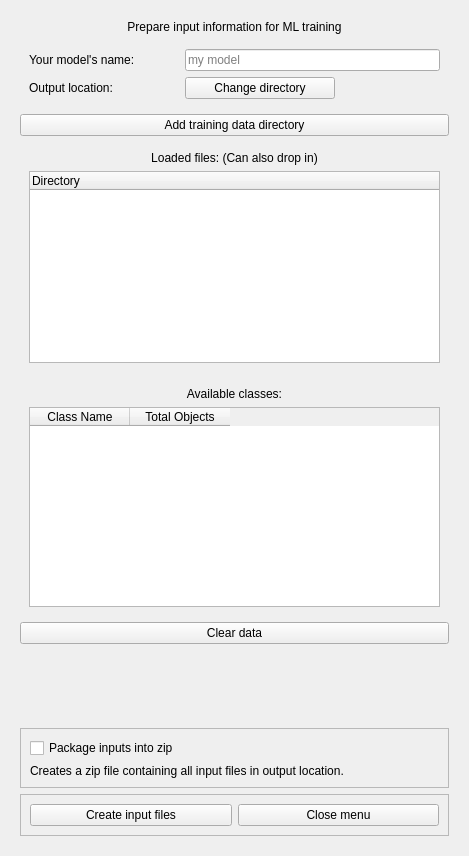
Qt form ui/popUps/setupML.ui (JWrightZuri/ScanBound) before a commit.
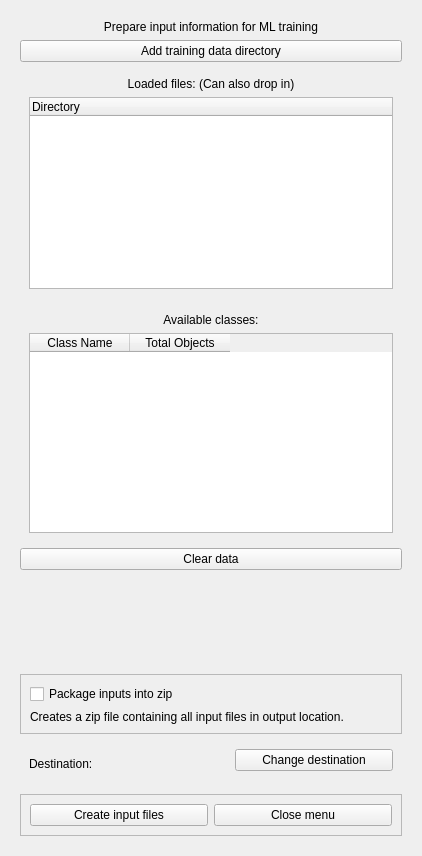
The same form after that commit.

What changed in the file:
```diff
--- a/ui/popUps/setupML.ui
+++ b/ui/popUps/setupML.ui
@@ -6,7 +6,7 @@
    <rect>
     <x>0</x>
     <y>0</y>
-    <width>469</width>
+    <width>422</width>
     <height>856</height>
    </rect>
   </property>
@@ -39,103 +39,6 @@
         </property>
        </widget>
       </item>
-      <item>
-       <widget class="QWidget" name="widget_6" native="true">
-        <property name="enabled">
-         <bool>true</bool>
-        </property>
-        <property name="minimumSize">
-         <size>
-          <width>0</width>
-          <height>65</height>
-         </size>
-        </property>
-        <property name="maximumSize">
-         <size>
-          <width>16777215</width>
-          <height>80</height>
-         </size>
-        </property>
-        <property name="layoutDirection">
-         <enum>Qt::LeftToRight</enum>
-        </property>
-        <layout class="QFormLayout" name="formLayout_3">
-         <property name="labelAlignment">
-          <set>Qt::AlignLeading|Qt::AlignLeft|Qt::AlignVCenter</set>
-         </property>
-         <property name="formAlignment">
-          <set>Qt::AlignLeading|Qt::AlignLeft|Qt::AlignTop</set>
-         </property>
-         <item row="0" column="0">
-          <widget class="QLabel" name="label_5">
-           <property name="minimumSize">
-            <size>
-             <width>150</width>
-             <height>20</height>
-            </size>
-           </property>
-           <property name="maximumSize">
-            <size>
-             <width>150</width>
-             <height>16777215</height>
-            </size>
-           </property>
-           <property name="text">
-            <string>Your model's name:</string>
-           </property>
-          </widget>
-         </item>
-         <item row="0" column="1">
-          <widget class="QLineEdit" name="lineEdit">
-           <property name="text">
-            <string/>
-           </property>
-           <property name="placeholderText">
-            <string>my model</string>
-           </property>
-           <property name="clearButtonEnabled">
-            <bool>false</bool>
-           </property>
-          </widget>
-         </item>
-         <item row="1" column="0">
-          <widget class="QLabel" name="label_4">
-           <property name="maximumSize">
-            <size>
-             <width>16777215</width>
-             <height>35</height>
-            </size>
-           </property>
-           <property name="text">
-            <string>Output location:</string>
-           </property>
-           <property name="wordWrap">
-            <bool>true</bool>
-           </property>
-          </widget>
-         </item>
-         <item row="1" column="1">
-          <widget class="QPushButton" name="pushButton_4">
-           <property name="maximumSize">
-            <size>
-             <width>150</width>
-             <height>16777215</height>
-            </size>
-           </property>
-           <property name="layoutDirection">
-            <enum>Qt::LeftToRight</enum>
-           </property>
-           <property name="text">
-            <string>Change directory</string>
-           </property>
-           <property name="default">
-            <bool>false</bool>
-           </property>
-          </widget>
-         </item>
-        </layout>
-       </widget>
-      </item>
       <item>
        <widget class="QPushButton" name="pushButton">
         <property name="statusTip">
@@ -301,6 +204,41 @@
         </layout>
        </widget>
       </item>
+      <item>
+       <widget class="QWidget" name="widget_4" native="true">
+        <property name="minimumSize">
+         <size>
+          <width>0</width>
+          <height>40</height>
+         </size>
+        </property>
+        <layout class="QFormLayout" name="formLayout">
+         <item row="0" column="0">
+          <widget class="QLabel" name="label_2">
+           <property name="minimumSize">
+            <size>
+             <width>200</width>
+             <height>30</height>
+            </size>
+           </property>
+           <property name="text">
+            <string>Destination:</string>
+           </property>
+           <property name="wordWrap">
+            <bool>true</bool>
+           </property>
+          </widget>
+         </item>
+         <item row="0" column="1">
+          <widget class="QPushButton" name="pushButton_4">
+           <property name="text">
+            <string>Change destination</string>
+           </property>
+          </widget>
+         </item>
+        </layout>
+       </widget>
+      </item>
       <item>
        <widget class="QFrame" name="frame">
         <property name="maximumSize">
```
